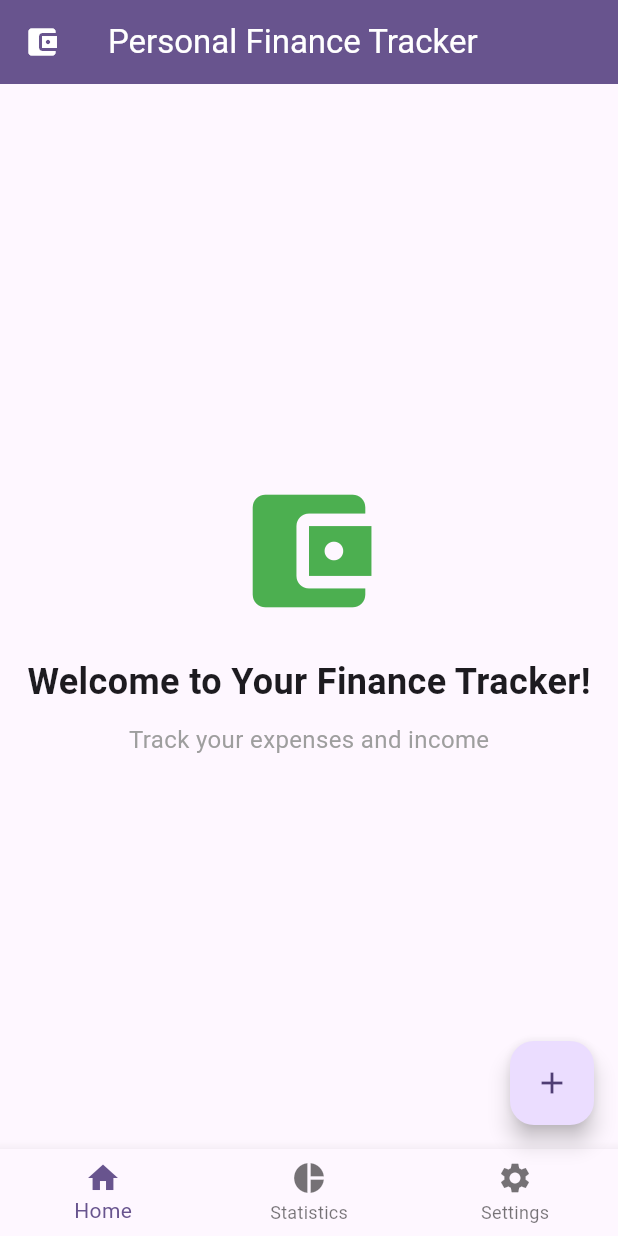
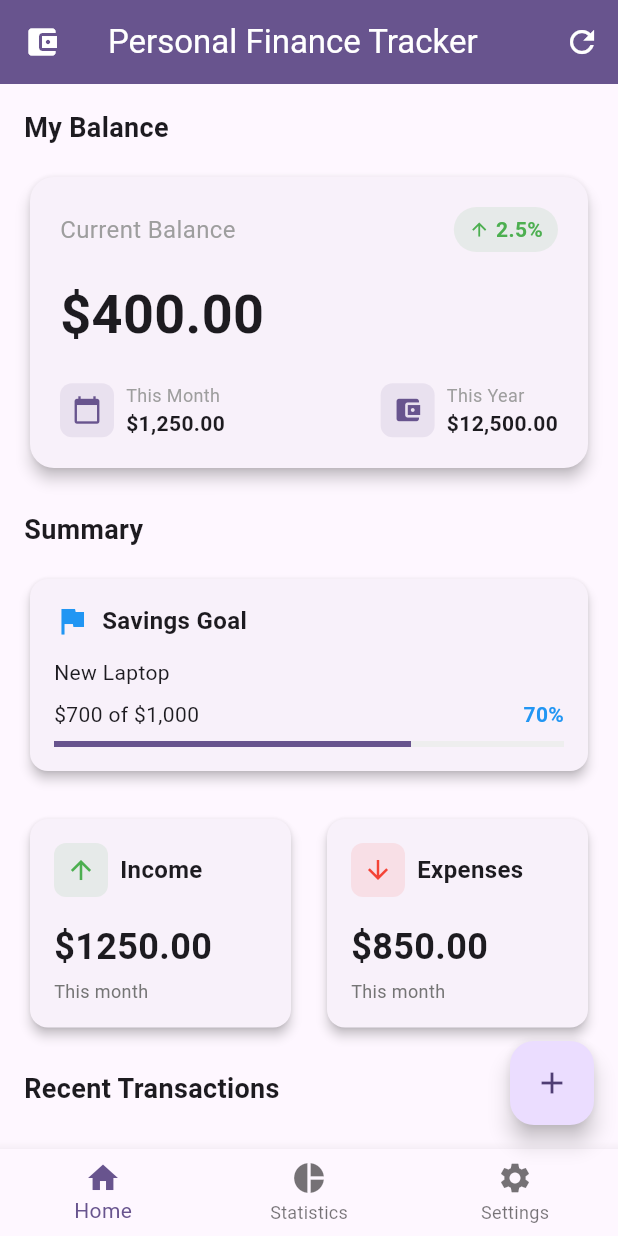
Before and after one commit to Al-aqua/personal_finance_tracker, a Flutter app: the screen it shows after launch, on a phone screen of 412 x 824 dp. Run offline on Flutter 3.47's test engine with Material 3 defaults, Android fonts, the phone set to English and light mode, and no system bars.

Commit message:
Chapter 2

```diff
--- /dev/null
+++ b/lib/dashboard_screen.dart
@@ -0,0 +1,54 @@
+import 'package:flutter/material.dart';
+import 'package:personal_finance_tracker/widgets/finance_dashboard.dart';
+
+class DashboardScreen extends StatelessWidget {
+  const DashboardScreen({super.key});
+
+  @override
+  Widget build(BuildContext context) {
+    return Scaffold(
+      appBar: AppBar(
+        title: const Text('Personal Finance Tracker'),
+        backgroundColor: Theme.of(context).colorScheme.primary,
+        foregroundColor: Theme.of(context).colorScheme.onPrimary,
+        leading: const Icon(Icons.account_balance_wallet),
+        actions: [
+          IconButton(
+            icon: const Icon(Icons.refresh),
+            onPressed: () {
+              debugPrint('Refresh button pressed');
+              ScaffoldMessenger.of(context).showSnackBar(
+                const SnackBar(content: Text('Refreshing data...')),
+              );
+            },
+          ),
+        ],
+      ),
+      body: const FinanceDashboard(),
+      bottomNavigationBar: BottomNavigationBar(
+        items: const [
+          BottomNavigationBarItem(icon: Icon(Icons.home), label: 'Home'),
+          BottomNavigationBarItem(
+            icon: Icon(Icons.pie_chart),
+            label: 'Statistics',
+          ),
+          BottomNavigationBarItem(
+            icon: Icon(Icons.settings),
+            label: 'Settings',
+          ),
+        ],
+        currentIndex: 0,
+        onTap: (index) {
+          debugPrint('Tapped item $index');
+        },
+      ),
+      floatingActionButton: FloatingActionButton(
+        onPressed: () {
+          debugPrint('Add transaction button pressed');
+        },
+        tooltip: 'Add Transaction',
+        child: const Icon(Icons.add),
+      ),
+    );
+  }
+}
--- a/lib/main.dart
+++ b/lib/main.dart
@@ -1,4 +1,5 @@
 import 'package:flutter/material.dart';
+import 'package:personal_finance_tracker/dashboard_screen.dart';
 
 void main() {
   runApp(const PersonalFinanceApp());
@@ -19,63 +20,3 @@ class PersonalFinanceApp extends StatelessWidget {
     );
   }
 }
-
-class DashboardScreen extends StatelessWidget {
-  const DashboardScreen({super.key});
-
-  @override
-  Widget build(BuildContext context) {
-    return Scaffold(
-      appBar: AppBar(
-        title: const Text('Personal Finance Tracker'),
-        backgroundColor: Theme.of(context).colorScheme.primary,
-        foregroundColor: Theme.of(context).colorScheme.onPrimary,
-        leading: Icon(Icons.account_balance_wallet),
-      ),
-      body: const Center(
-        child: Column(
-          mainAxisAlignment: MainAxisAlignment.center,
-          children: [
-            Icon(Icons.account_balance_wallet, size: 100, color: Colors.green),
-            SizedBox(height: 20),
-            Text(
-              'Welcome to Your Finance Tracker!',
-              style: TextStyle(fontSize: 24, fontWeight: FontWeight.bold),
-            ),
-            SizedBox(height: 10),
-            Text(
-              'Track your expenses and income',
-              style: TextStyle(fontSize: 16, color: Colors.grey),
-            ),
-          ],
-        ),
-      ),
-      bottomNavigationBar: BottomNavigationBar(
-        items: [
-          BottomNavigationBarItem(icon: Icon(Icons.home), label: 'Home'),
-          BottomNavigationBarItem(
-            icon: Icon(Icons.pie_chart),
-            label: 'Statistics',
-          ),
-          BottomNavigationBarItem(
-            icon: Icon(Icons.settings),
-            label: 'Settings',
-          ),
-        ],
-        currentIndex: 0,
-        onTap: (index) {
-          // Will implement navigation in future labs
-          debugPrint('Tapped item $index');
-        },
-      ),
-      floatingActionButton: FloatingActionButton(
-        onPressed: () {
-          // Will implement this in future labs
-          debugPrint('Button pressed!');
-        },
-        tooltip: 'Add Transaction',
-        child: Icon(Icons.add),
-      ),
-    );
-  }
-}
--- /dev/null
+++ b/lib/widgets/balance_overview_card.dart
@@ -0,0 +1,112 @@
+import 'package:flutter/material.dart';
+
+class BalanceOverviewCard extends StatelessWidget {
+  const BalanceOverviewCard({super.key});
+
+  @override
+  Widget build(BuildContext context) {
+    return Card(
+      elevation: 4,
+      shape: RoundedRectangleBorder(borderRadius: BorderRadius.circular(16)),
+      child: Container(
+        width: double.infinity,
+        padding: const EdgeInsets.all(20),
+        child: Column(
+          crossAxisAlignment: CrossAxisAlignment.start,
+          children: [
+            Row(
+              mainAxisAlignment: MainAxisAlignment.spaceBetween,
+              children: [
+                const Text(
+                  'Current Balance',
+                  style: TextStyle(fontSize: 16, color: Colors.grey),
+                ),
+                Container(
+                  padding: const EdgeInsets.symmetric(
+                    horizontal: 10,
+                    vertical: 5,
+                  ),
+                  decoration: BoxDecoration(
+                    color: Colors.green.withOpacity(0.1),
+                    borderRadius: BorderRadius.circular(20),
+                  ),
+                  child: const Row(
+                    children: [
+                      Icon(Icons.arrow_upward, size: 14, color: Colors.green),
+                      SizedBox(width: 4),
+                      Text(
+                        '2.5%',
+                        style: TextStyle(
+                          color: Colors.green,
+                          fontWeight: FontWeight.bold,
+                        ),
+                      ),
+                    ],
+                  ),
+                ),
+              ],
+            ),
+            const SizedBox(height: 16),
+            const Text(
+              '\$400.00',
+              style: TextStyle(fontSize: 36, fontWeight: FontWeight.bold),
+            ),
+            const SizedBox(height: 20),
+            Row(
+              mainAxisAlignment: MainAxisAlignment.spaceBetween,
+              children: [
+                _buildBalanceDetail(
+                  context,
+                  Icons.calendar_today,
+                  'This Month',
+                  '\$1,250.00',
+                ),
+                _buildBalanceDetail(
+                  context,
+                  Icons.account_balance_wallet,
+                  'This Year',
+                  '\$12,500.00',
+                ),
+              ],
+            ),
+          ],
+        ),
+      ),
+    );
+  }
+
+  Widget _buildBalanceDetail(
+    BuildContext context,
+    IconData icon,
+    String label,
+    String amount,
+  ) {
+    return Row(
+      children: [
+        Container(
+          padding: const EdgeInsets.all(8),
+          decoration: BoxDecoration(
+            color: Theme.of(context).colorScheme.primary.withOpacity(0.1),
+            borderRadius: BorderRadius.circular(8),
+          ),
+          child: Icon(
+            icon,
+            color: Theme.of(context).colorScheme.primary,
+            size: 20,
+          ),
+        ),
+        const SizedBox(width: 8),
+        Column(
+          crossAxisAlignment: CrossAxisAlignment.start,
+          children: [
+            Text(
+              label,
+              style: const TextStyle(fontSize: 12, color: Colors.grey),
+            ),
+            Text(amount, style: const TextStyle(fontWeight: FontWeight.bold)),
+          ],
+        ),
+      ],
+    );
+  }
+}
--- /dev/null
+++ b/lib/widgets/finance_dashboard.dart
@@ -0,0 +1,81 @@
+import 'package:flutter/material.dart';
+import 'package:personal_finance_tracker/widgets/balance_overview_card.dart';
+import 'package:personal_finance_tracker/widgets/savings_goal_card.dart';
+import 'package:personal_finance_tracker/widgets/summary_card.dart';
+
+class FinanceDashboard extends StatelessWidget {
+  const FinanceDashboard({super.key});
+
+  @override
+  Widget build(BuildContext context) {
+    return SingleChildScrollView(
+      padding: const EdgeInsets.all(16.0),
+      child: Column(
+        crossAxisAlignment: CrossAxisAlignment.start,
+        children: [
+          // Header section
+          const Text(
+            'My Balance',
+            style: TextStyle(fontSize: 18, fontWeight: FontWeight.bold),
+          ),
+          const SizedBox(height: 16),
+
+          // Balance Card
+          BalanceOverviewCard(),
+          const SizedBox(height: 24),
+
+          // Income & Expenses Row
+          const Text(
+            'Summary',
+            style: TextStyle(fontSize: 18, fontWeight: FontWeight.bold),
+          ),
+          const SizedBox(height: 16),
+          const SavingsGoalCard(),
+          const SizedBox(height: 24),
+
+          // Income and Expense cards
+          Row(
+            children: [
+              Expanded(
+                child: SummaryCard(
+                  title: 'Income',
+                  amount: 1250.00,
+                  icon: Icons.arrow_upward,
+                  color: Colors.green,
+                ),
+              ),
+              const SizedBox(width: 16),
+              Expanded(
+                child: SummaryCard(
+                  title: 'Expenses',
+                  amount: 850.00,
+                  icon: Icons.arrow_downward,
+                  color: Colors.red,
+                ),
+              ),
+            ],
+          ),
+          const SizedBox(height: 24),
+
+          // Recent Transactions Header
+          const Text(
+            'Recent Transactions',
+            style: TextStyle(fontSize: 18, fontWeight: FontWeight.bold),
+          ),
+          const SizedBox(height: 8),
+
+          // Placeholder for transactions (will implement in Lab 3)
+          const Center(
+            child: Padding(
+              padding: EdgeInsets.all(32.0),
+              child: Text(
+                'Your transactions will appear here',
+                style: TextStyle(color: Colors.grey),
+              ),
+            ),
+          ),
+        ],
+      ),
+    );
+  }
+}
--- /dev/null
+++ b/lib/widgets/savings_goal_card.dart
@@ -0,0 +1,58 @@
+import 'package:flutter/material.dart';
+
+class SavingsGoalCard extends StatelessWidget {
+  const SavingsGoalCard({super.key});
+
+  @override
+  Widget build(BuildContext context) {
+    // Goal progress (70%)
+    const double progress = 0.7;
+
+    return Card(
+      elevation: 3,
+      shape: RoundedRectangleBorder(borderRadius: BorderRadius.circular(12)),
+      child: Padding(
+        padding: const EdgeInsets.all(16.0),
+        child: Column(
+          crossAxisAlignment: CrossAxisAlignment.start,
+          children: [
+            const Row(
+              children: [
+                Icon(Icons.flag, color: Colors.blue),
+                SizedBox(width: 8),
+                Text(
+                  'Savings Goal',
+                  style: TextStyle(fontSize: 16, fontWeight: FontWeight.bold),
+                ),
+              ],
+            ),
+            const SizedBox(height: 12),
+            const Text('New Laptop', style: TextStyle(fontSize: 14)),
+            const SizedBox(height: 8),
+            Row(
+              mainAxisAlignment: MainAxisAlignment.spaceBetween,
+              children: [
+                const Text('\$700 of \$1,000'),
+                Text(
+                  '${(progress * 100).toInt()}%',
+                  style: const TextStyle(
+                    fontWeight: FontWeight.bold,
+                    color: Colors.blue,
+                  ),
+                ),
+              ],
+            ),
+            const SizedBox(height: 8),
+            LinearProgressIndicator(
+              value: progress,
+              backgroundColor: Colors.grey.shade200,
+              valueColor: AlwaysStoppedAnimation<Color>(
+                Theme.of(context).colorScheme.primary,
+              ),
+            ),
+          ],
+        ),
+      ),
+    );
+  }
+}
--- /dev/null
+++ b/lib/widgets/summary_card.dart
@@ -0,0 +1,62 @@
+import 'package:flutter/material.dart';
+
+class SummaryCard extends StatelessWidget {
+  final String title;
+  final double amount;
+  final IconData icon;
+  final Color color;
+
+  const SummaryCard({
+    super.key,
+    required this.title,
+    required this.amount,
+    required this.icon,
+    required this.color,
+  });
+
+  @override
+  Widget build(BuildContext context) {
+    return Card(
+      elevation: 3,
+      shape: RoundedRectangleBorder(borderRadius: BorderRadius.circular(12)),
+      child: Padding(
+        padding: const EdgeInsets.all(16.0),
+        child: Column(
+          crossAxisAlignment: CrossAxisAlignment.start,
+          children: [
+            Row(
+              children: [
+                Container(
+                  padding: const EdgeInsets.all(8),
+                  decoration: BoxDecoration(
+                    color: color.withOpacity(0.1),
+                    borderRadius: BorderRadius.circular(8),
+                  ),
+                  child: Icon(icon, color: color, size: 20),
+                ),
+                const SizedBox(width: 8),
+                Text(
+                  title,
+                  style: const TextStyle(
+                    fontSize: 16,
+                    fontWeight: FontWeight.bold,
+                  ),
+                ),
+              ],
+            ),
+            const SizedBox(height: 16),
+            Text(
+              '\$${amount.toStringAsFixed(2)}',
+              style: const TextStyle(fontSize: 24, fontWeight: FontWeight.bold),
+            ),
+            const SizedBox(height: 4),
+            Text(
+              'This month',
+              style: TextStyle(fontSize: 12, color: Colors.grey.shade600),
+            ),
+          ],
+        ),
+      ),
+    );
+  }
+}
```
